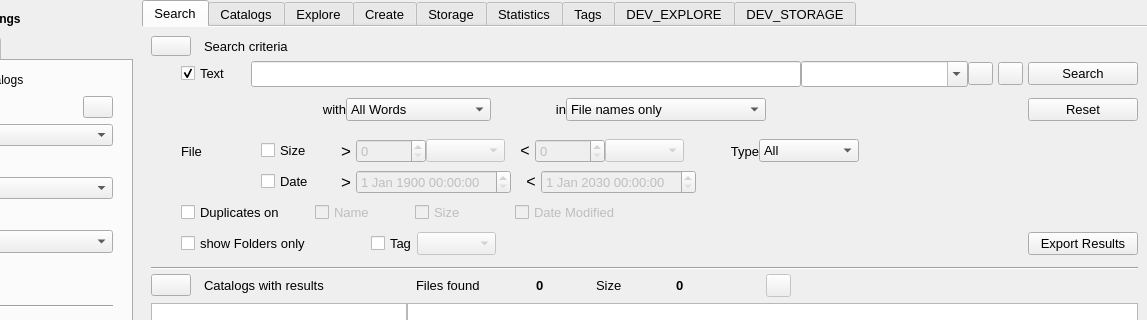
Before: the Qt Designer form mainwindow.ui in StephaneCouturier/Katalog, drawn with Qt 5; both pictures show x 133 to 1280 and y 0 to 320 of the 1280 by 903 pixel window.
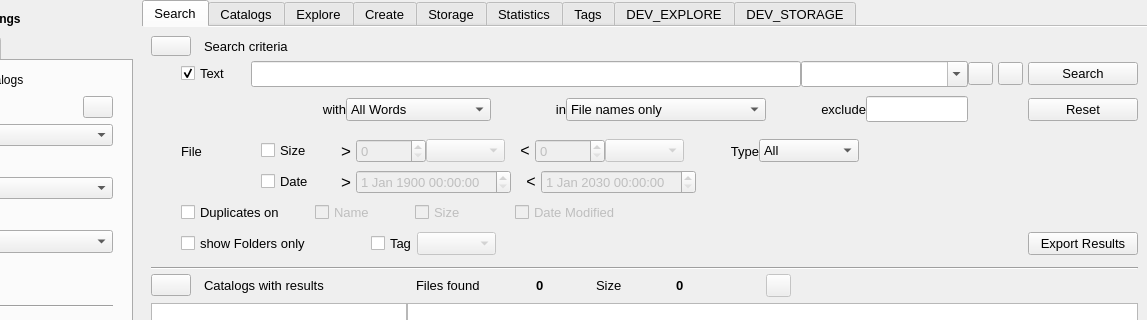
After: the same form once the commit is applied. Icons and pictures are not drawn. Custom widgets are drawn as their Qt base class.

Patch:
```diff
--- a/mainwindow.ui
+++ b/mainwindow.ui
@@ -1536,6 +1536,96 @@
                  </item>
                 </widget>
                </item>
+               <item>
+                <spacer name="Search_horizontalSpacer_13">
+                 <property name="orientation">
+                  <enum>Qt::Horizontal</enum>
+                 </property>
+                 <property name="sizeType">
+                  <enum>QSizePolicy::Fixed</enum>
+                 </property>
+                 <property name="sizeHint" stdset="0">
+                  <size>
+                   <width>10</width>
+                   <height>20</height>
+                  </size>
+                 </property>
+                </spacer>
+               </item>
+               <item>
+                <widget class="QLabel" name="Search_label_LinkImage14">
+                 <property name="sizePolicy">
+                  <sizepolicy hsizetype="Fixed" vsizetype="Preferred">
+                   <horstretch>0</horstretch>
+                   <verstretch>0</verstretch>
+                  </sizepolicy>
+                 </property>
+                 <property name="minimumSize">
+                  <size>
+                   <width>20</width>
+                   <height>0</height>
+                  </size>
+                 </property>
+                 <property name="styleSheet">
+                  <string notr="true">
+background: url(:/images/link-h.png) repeat-x center;</string>
+                 </property>
+                 <property name="text">
+                  <string/>
+                 </property>
+                </widget>
+               </item>
+               <item>
+                <widget class="QLabel" name="Search_label_Exclude">
+                 <property name="enabled">
+                  <bool>true</bool>
+                 </property>
+                 <property name="sizePolicy">
+                  <sizepolicy hsizetype="Fixed" vsizetype="Preferred">
+                   <horstretch>0</horstretch>
+                   <verstretch>0</verstretch>
+                  </sizepolicy>
+                 </property>
+                 <property name="minimumSize">
+                  <size>
+                   <width>70</width>
+                   <height>0</height>
+                  </size>
+                 </property>
+                 <property name="maximumSize">
+                  <size>
+                   <width>100</width>
+                   <height>16777215</height>
+                  </size>
+                 </property>
+                 <property name="font">
+                  <font>
+                   <pointsize>10</pointsize>
+                  </font>
+                 </property>
+                 <property name="text">
+                  <string>exclude</string>
+                 </property>
+                 <property name="alignment">
+                  <set>Qt::AlignRight|Qt::AlignTrailing|Qt::AlignVCenter</set>
+                 </property>
+                 <property name="margin">
+                  <number>6</number>
+                 </property>
+                </widget>
+               </item>
+               <item>
+                <widget class="QLineEdit" name="Search_lineEdit_Exclude">
+                 <property name="font">
+                  <font>
+                   <pointsize>11</pointsize>
+                  </font>
+                 </property>
+                 <property name="clearButtonEnabled">
+                  <bool>true</bool>
+                 </property>
+                </widget>
+               </item>
                <item>
                 <spacer name="Search_horizontalSpacer_03">
                  <property name="orientation">
```
Left out of the diff: 30 changed lines with no effect on the pictures.
